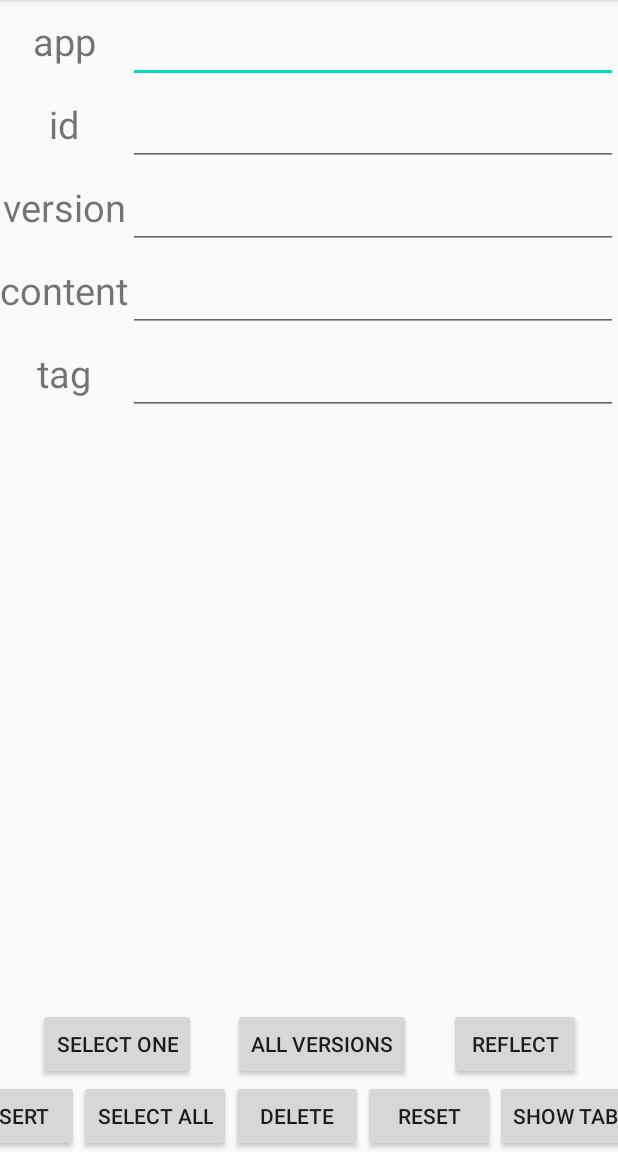
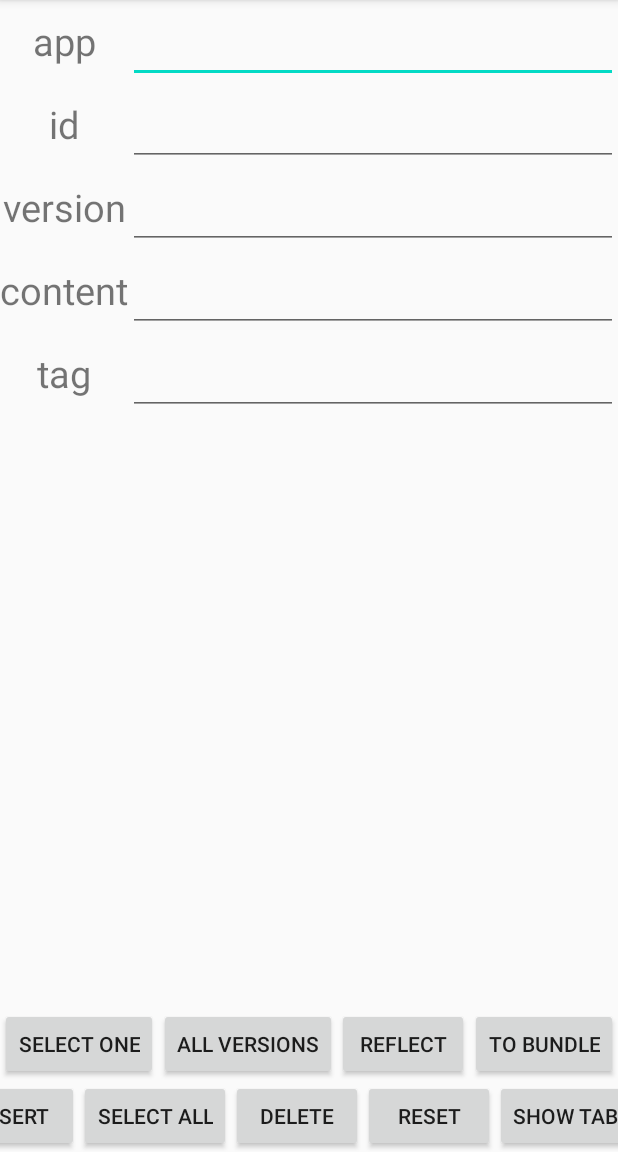
Before and after one commit to alopesmendes/Android, an Android app: the screen it shows after launch (MainActivity), on a phone screen of 412 x 824 dp, the part 84-1236 px from its top. Run offline under Robolectric (Android 15) with nearby library versions, the phone set to English and light mode, and no system bars.

Commit message:
reflect and convert to bundle
ma fonction de récupération des informations d'un objet fonctionne, mais j'ai l'impression que ma fonction de conversion en bundle ne sert plus à rien

```diff
--- a/Test_Confroid/app/src/main/java/fr/umlv/test_confroid/MainActivity.kt
+++ b/Test_Confroid/app/src/main/java/fr/umlv/test_confroid/MainActivity.kt
@@ -15,7 +15,6 @@ import fr.umlv.test_confroid.services.ConfigurationPusher
 import fr.umlv.test_confroid.services.ConfigurationVersions
 import fr.umlv.test_confroid.test.reflect.*
 import kotlinx.android.synthetic.main.activity_main.*
-import java.lang.reflect.Field
 
 
 class MainActivity : AppCompatActivity() {
@@ -72,22 +71,42 @@ class MainActivity : AppCompatActivity() {
         prefs.shoppingInfos["work"] = ShoppingInfo(address2, billingDetail, false)
 
         fun deepGetFields(acc: MutableMap<String, Any>, obj: Any): Map<String, Any> {
-            val fields = obj::class.java.declaredFields
+            val clazz = obj::class.java
+            val fields = clazz.declaredFields
+            acc["class"] = clazz.name
 
             for (field in fields) {
                 field.isAccessible = true
                 val otherObj = field.get(obj)
 
                 if (otherObj != null) {
-                    acc[field.name] = otherObj
+
+                    if (field.type.isPrimitive || field.type == String::class.java) {
+                        acc[field.name] = otherObj
+                    } else if (field.type == Map::class.java) {
+                        (otherObj as Map<*, *>).entries.forEach {
+                            acc[it.key.toString()] =
+                                it.value?.let { it1 -> deepGetFields(mutableMapOf(), it1) }!!
+                        }
+                    } else {
+                        acc[field.name] = deepGetFields(mutableMapOf(), otherObj)
+                    }
                 }
             }
             return acc
         }
 
+        val fields = deepGetFields(mutableMapOf(), prefs)
+
         reflect_button.setOnClickListener {
-            val fields = deepGetFields(mutableMapOf(), prefs)
-            test1.text = fields.entries.joinToString("\n", "(", ")")
+            test1.text = fields.toString()
+        }
+
+        convert_to_bundle_button.setOnClickListener {
+            val content = Content()
+            content.init(fields)
+            content.convertToBundle()
+            test1.text = content.content.toString()
         }
 
         /////////////////////////////////////////////////////////
--- a/Test_Confroid/app/src/main/res/layout/activity_main.xml
+++ b/Test_Confroid/app/src/main/res/layout/activity_main.xml
@@ -202,7 +202,16 @@
         android:layout_height="wrap_content"
         android:text="reflect"
         app:layout_constraintBottom_toTopOf="@id/delete_button"
-        app:layout_constraintEnd_toEndOf="parent"
+        app:layout_constraintEnd_toStartOf="@id/convert_to_bundle_button"
         app:layout_constraintStart_toEndOf="@id/all_versions_button" />
 
+    <Button
+        android:id="@+id/convert_to_bundle_button"
+        android:layout_width="wrap_content"
+        android:layout_height="wrap_content"
+        android:text="to bundle"
+        app:layout_constraintBottom_toTopOf="@id/delete_button"
+        app:layout_constraintEnd_toEndOf="parent"
+        app:layout_constraintStart_toEndOf="@id/reflect_button" />
+
 </androidx.constraintlayout.widget.ConstraintLayout>
```
Also changed, not shown: Test_Confroid/app/src/main/java/fr/umlv/test_confroid/test/reflect/Content.kt (added, +57 -0 lines).
